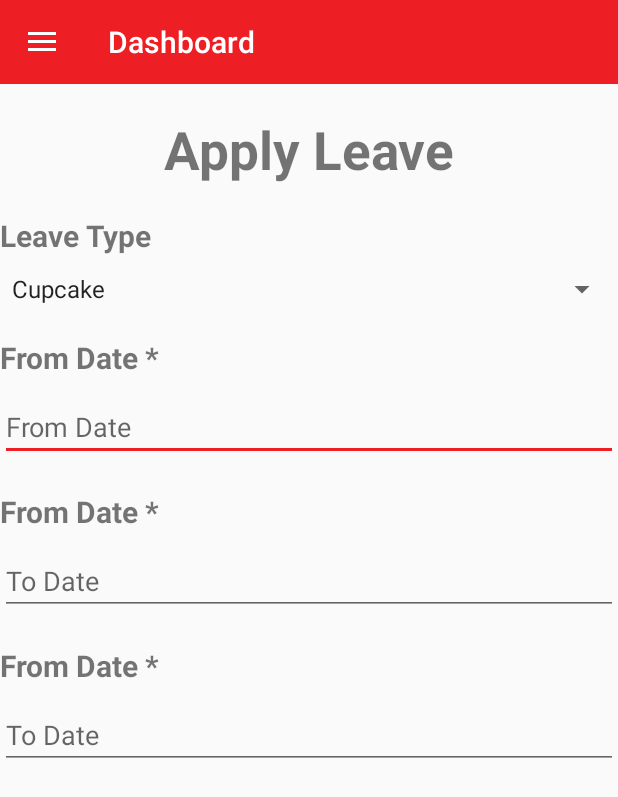
After one commit to Toqeer12/waqt, an Android app: the fragment LeaveFragment placed in its activity, on a phone screen of 412 x 824 dp. The commit adds this screen. Shown: the top 797 px of the screen. Run offline under Robolectric (Android 15) with nearby library versions, the phone set to English and light mode, and no system bars; our stand-ins replace Volley; libraries missing offline, so code that uses them is left out: com.estimote.sdk; pictures from the network do not load; 1 statement that could not run was skipped.

Commit message:
my commit message

```diff
--- a/app/src/main/java/info/androidhive/materialdesign/activity/FragmentDrawer.java
+++ b/app/src/main/java/info/androidhive/materialdesign/activity/FragmentDrawer.java
@@ -55,7 +55,7 @@ public class FragmentDrawer extends Fragment {
         // preparing navigation drawer items
         for (int i = 0; i < titles.length; i++) {
             NavDrawerItem navItem = new NavDrawerItem();
-            navItem.setTitle(titles[i]);
+             navItem.setTitle(titles[i]);
             navItem.setImage(image[i]);
             data.add(navItem);
         }
--- /dev/null
+++ b/app/src/main/java/info/androidhive/materialdesign/activity/LeaveFragment.java
@@ -0,0 +1,114 @@
+package info.androidhive.materialdesign.activity;
+
+import android.app.Activity;
+import android.app.DatePickerDialog;
+import android.os.Bundle;
+import android.support.v4.app.Fragment;
+import android.text.InputType;
+import android.view.LayoutInflater;
+import android.view.View;
+import android.view.ViewGroup;
+import android.widget.ArrayAdapter;
+import android.widget.DatePicker;
+import android.widget.EditText;
+import android.widget.Spinner;
+
+import java.text.SimpleDateFormat;
+import java.util.Calendar;
+import java.util.Locale;
+
+import info.androidhive.materialdesign.R;
+
+/**
+ * Created by Ravi on 29/07/15.
+ */
+public class LeaveFragment extends Fragment implements View.OnClickListener {
+    private String[] state = { "Cupcake", "Donut", "Eclair", "Froyo",
+            "Gingerbread", "HoneyComb", "IceCream Sandwich", "Jellybean",
+            "kitkat" };
+    private EditText fromDateEtxt;
+    private EditText toDateEtxt;
+
+    private SimpleDateFormat dateFormatter;
+
+    private DatePickerDialog fromDatePickerDialog;
+    private DatePickerDialog toDatePickerDialog;
+    Spinner spinnerOsversions;
+    public LeaveFragment() {
+        // Required empty public constructor
+    }
+
+    @Override
+    public void onCreate(Bundle savedInstanceState) {
+        super.onCreate(savedInstanceState);
+
+    }
+
+    @Override
+    public View onCreateView(LayoutInflater inflater, ViewGroup container,
+                             Bundle savedInstanceState) {
+        View rootView = inflater.inflate(R.layout.fragment_leave, container, false);
+        System.out.println(state.length);
+        dateFormatter = new SimpleDateFormat("dd-MM-yyyy", Locale.US);
+        fromDateEtxt = (EditText) rootView.findViewById(R.id.etxt_fromdate);
+        fromDateEtxt.setInputType(InputType.TYPE_NULL);
+        fromDateEtxt.requestFocus();
+
+        toDateEtxt = (EditText) rootView.findViewById(R.id.etxt_todate);
+        toDateEtxt.setInputType(InputType.TYPE_NULL);
+        spinnerOsversions = (Spinner) rootView.findViewById(R.id.osversions);
+        ArrayAdapter<String> adapter_state = new ArrayAdapter<String>(getActivity(),
+                android.R.layout.simple_spinner_item, state);
+        adapter_state
+                .setDropDownViewResource(android.R.layout.simple_spinner_dropdown_item);
+        spinnerOsversions.setAdapter(adapter_state);
+        // Inflate the layout for this fragment
+
+        setDateTimeField();
+        return rootView;
+    }
+    private void setDateTimeField() {
+        fromDateEtxt.setOnClickListener(this);
+        toDateEtxt.setOnClickListener(this);
+
+        Calendar newCalendar = Calendar.getInstance();
+        fromDatePickerDialog = new DatePickerDialog(getActivity(), new DatePickerDialog.OnDateSetListener() {
+
+            public void onDateSet(DatePicker view, int year, int monthOfYear, int dayOfMonth) {
+                Calendar newDate = Calendar.getInstance();
+                newDate.set(year, monthOfYear, dayOfMonth);
+                fromDateEtxt.setText(dateFormatter.format(newDate.getTime()));
+            }
+
+        },newCalendar.get(Calendar.YEAR), newCalendar.get(Calendar.MONTH), newCalendar.get(Calendar.DAY_OF_MONTH));
+
+        toDatePickerDialog = new DatePickerDialog(getActivity(), new DatePickerDialog.OnDateSetListener() {
+
+            public void onDateSet(DatePicker view, int year, int monthOfYear, int dayOfMonth) {
+                Calendar newDate = Calendar.getInstance();
+                newDate.set(year, monthOfYear, dayOfMonth);
+                toDateEtxt.setText(dateFormatter.format(newDate.getTime()));
+            }
+
+        },newCalendar.get(Calendar.YEAR), newCalendar.get(Calendar.MONTH), newCalendar.get(Calendar.DAY_OF_MONTH));
+    }
+    @Override
+    public void onAttach(Activity activity) {
+        super.onAttach(activity);
+    }
+
+    @Override
+    public void onDetach() {
+        super.onDetach();
+    }
+
+    @Override
+    public void onClick(View v) {
+        if(v == fromDateEtxt) {
+            fromDatePickerDialog.show();
+        } else if(v == toDateEtxt) {
+            toDatePickerDialog.show();
+        }
+    }
+
+}
--- a/app/src/main/java/info/androidhive/materialdesign/activity/MainActivity.java
+++ b/app/src/main/java/info/androidhive/materialdesign/activity/MainActivity.java
@@ -18,18 +18,14 @@ import android.widget.ImageView;
 import android.widget.TextView;
 import android.widget.Toast;
 
-import com.android.volley.toolbox.StringRequest;
 import com.bumptech.glide.Glide;
 
 import org.json.JSONArray;
 import org.json.JSONException;
 import org.json.JSONObject;
 
-import java.util.List;
-
 import DBHandle.DatabaseHandler;
 import info.androidhive.materialdesign.R;
-import info.androidhive.materialdesign.model.Contact;
 
 public class MainActivity extends AppCompatActivity implements FragmentDrawer.FragmentDrawerListener {
 
@@ -153,11 +149,11 @@ public class MainActivity extends AppCompatActivity implements FragmentDrawer.Fr
                 break;
             case 1:
                 fragment = new Profile();
-                title = getString(R.string.title_friends);
+                title = getString(R.string.title_profile);
                 break;
             case 2:
-                fragment = new MessagesFragment();
-                title = getString(R.string.title_messages);
+                fragment = new LeaveFragment();
+                title = getString(R.string.title_leave);
                 break;
             case 3:
                 fragment = new Attendence();
--- a/app/src/main/java/info/androidhive/materialdesign/activity/MessagesFragment.java
+++ /dev/null
@@ -1,46 +0,0 @@
-package info.androidhive.materialdesign.activity;
-
-import android.app.Activity;
-import android.os.Bundle;
-import android.support.v4.app.Fragment;
-import android.view.LayoutInflater;
-import android.view.View;
-import android.view.ViewGroup;
-
-import info.androidhive.materialdesign.R;
-
-/**
- * Created by Ravi on 29/07/15.
- */
-public class MessagesFragment extends Fragment {
-
-    public MessagesFragment() {
-        // Required empty public constructor
-    }
-
-    @Override
-    public void onCreate(Bundle savedInstanceState) {
-        super.onCreate(savedInstanceState);
-
-    }
-
-    @Override
-    public View onCreateView(LayoutInflater inflater, ViewGroup container,
-                             Bundle savedInstanceState) {
-        View rootView = inflater.inflate(R.layout.fragment_messages, container, false);
-
-
-        // Inflate the layout for this fragment
-        return rootView;
-    }
-
-    @Override
-    public void onAttach(Activity activity) {
-        super.onAttach(activity);
-    }
-
-    @Override
-    public void onDetach() {
-        super.onDetach();
-    }
-}
--- a/app/src/main/res/layout/fragment_attendence.xml
+++ b/app/src/main/res/layout/fragment_attendence.xml
@@ -3,7 +3,7 @@
     android:layout_width="match_parent"
     android:layout_height="match_parent"
     android:orientation="vertical"
-    tools:context="info.androidhive.materialdesign.activity.MessagesFragment">
+    tools:context=".activity.LeaveFragment">
 
 
     <TextView
--- /dev/null
+++ b/app/src/main/res/layout/fragment_leave.xml
@@ -0,0 +1,111 @@
+<RelativeLayout xmlns:android="http://schemas.android.com/apk/res/android"
+    xmlns:tools="http://schemas.android.com/tools"
+    android:layout_width="match_parent"
+    android:layout_height="match_parent"
+    android:orientation="vertical"
+    tools:context=".activity.LeaveFragment">
+
+
+    <TextView
+        android:id="@+id/label"
+        android:layout_alignParentTop="true"
+        android:layout_marginTop="20dp"
+        android:layout_width="fill_parent"
+        android:layout_height="wrap_content"
+        android:gravity="center_horizontal"
+        android:textSize="35dp"
+        android:text="Apply Leave"
+        android:textStyle="bold"/>
+    <ScrollView xmlns:android="http://schemas.android.com/apk/res/android"
+        android:layout_width="fill_parent"
+        android:layout_height="fill_parent"
+
+        android:layout_below="@+id/label"
+        android:id="@+id/scr_layout">
+    <LinearLayout
+        android:layout_width="match_parent"
+        android:layout_height="wrap_content"
+        android:orientation="vertical"
+        android:layout_below="@+id/label"
+        >
+
+        <TextView
+            android:id="@+id/label2"
+            android:layout_alignParentTop="true"
+            android:layout_marginTop="20dp"
+            android:layout_width="fill_parent"
+            android:layout_height="wrap_content"
+            android:gravity="left"
+            android:textSize="20dp"
+            android:text="Leave Type"
+            android:textStyle="bold"/>
+        <Spinner
+            android:id="@+id/osversions"
+            android:layout_width="match_parent"
+            android:layout_height="wrap_content"
+            android:layout_marginTop="10dp"
+             />
+
+
+        <TextView
+        android:id="@+id/frmdate"
+        android:layout_alignParentTop="true"
+        android:layout_marginTop="20dp"
+        android:layout_width="fill_parent"
+        android:layout_height="wrap_content"
+        android:gravity="left"
+        android:textSize="20dp"
+        android:text="From Date *"
+        android:textStyle="bold"/>
+
+        <EditText
+            android:id="@+id/etxt_fromdate"
+            android:layout_width="match_parent"
+            android:layout_height="wrap_content"
+            android:layout_marginTop="10dp"
+            android:maxLines="1"
+            android:hint="@string/from_date" />
+
+
+        <TextView
+            android:id="@+id/todate"
+            android:layout_alignParentTop="true"
+            android:layout_marginTop="20dp"
+            android:layout_width="fill_parent"
+            android:layout_height="wrap_content"
+            android:gravity="left"
+            android:textSize="20dp"
+            android:text="From Date *"
+            android:maxLines="1"
+            android:textStyle="bold"/>
+
+        <EditText
+            android:id="@+id/etxt_todate"
+            android:layout_width="match_parent"
+            android:layout_height="wrap_content"
+            android:layout_marginTop="10dp"
+            android:hint="@string/to_date" />
+
+
+        <TextView
+            android:id="@+id/comment"
+            android:layout_alignParentTop="true"
+            android:layout_marginTop="20dp"
+            android:layout_width="fill_parent"
+            android:layout_height="wrap_content"
+            android:gravity="left"
+            android:textSize="20dp"
+            android:text="From Date *"
+            android:maxLines="1"
+            android:textStyle="bold"/>
+
+        <EditText
+            android:id="@+id/editcomment"
+            android:layout_width="match_parent"
+            android:layout_height="wrap_content"
+            android:layout_marginTop="10dp"
+            android:hint="@string/to_date" />
+    </LinearLayout>
+
+</ScrollView>
+</RelativeLayout>
--- a/app/src/main/res/layout/fragment_messages.xml
+++ /dev/null
@@ -1,30 +0,0 @@
-<RelativeLayout xmlns:android="http://schemas.android.com/apk/res/android"
-    xmlns:tools="http://schemas.android.com/tools"
-    android:layout_width="match_parent"
-    android:layout_height="match_parent"
-    android:orientation="vertical"
-    tools:context="info.androidhive.materialdesign.activity.MessagesFragment">
-
-
-    <TextView
-        android:id="@+id/label"
-        android:layout_alignParentTop="true"
-        android:layout_marginTop="100dp"
-        android:layout_width="fill_parent"
-        android:layout_height="wrap_content"
-        android:gravity="center_horizontal"
-        android:textSize="45dp"
-        android:text="MESSAGES"
-        android:textStyle="bold"/>
-
-    <TextView
-        android:layout_below="@id/label"
-        android:layout_centerInParent="true"
-        android:layout_width="fill_parent"
-        android:layout_height="wrap_content"
-        android:textSize="12dp"
-        android:layout_marginTop="10dp"
-        android:gravity="center_horizontal"
-        android:text="Edit fragment_messages.xml to change the appearance" />
-
-</RelativeLayout>
--- a/app/src/main/res/values/strings.xml
+++ b/app/src/main/res/values/strings.xml
@@ -10,6 +10,8 @@
     <string name="nav_item_notifications">Apply Leave</string>
     <string name="nav_item_attendence">My Attendence</string>
     <string name="nav_item_leavelist">My Leave List</string>
+    <string name="from_date">From Date</string>
+    <string name="to_date">To Date</string>
     <!-- navigation drawer item labels  -->
     <string-array name="nav_drawer_labels">
         <item>@string/nav_item_home</item>
@@ -18,16 +20,16 @@
         <item>@string/nav_item_attendence</item>
         <item>@string/nav_item_leavelist</item>
     </string-array>
-    <array name="nav_drawer_image">
+    <integer-array name="nav_drawer_image">
         <item>@drawable/arrowtecc</item>
         <item>@drawable/arrowtecc</item>
         <item>@drawable/arrowtecc</item>
         <item>@drawable/arrowtecc</item>
         <item>@drawable/arrowtecc</item>
 
-    </array>
-    <string name="title_messages">Leave</string>
-    <string name="title_friends">Profile</string>
+    </integer-array>
+    <string name="title_leave">Leave</string>
+    <string name="title_profile">Profile</string>
     <string name="title_home">Dashboard</string>
     <string name="title_attendence">Attendence</string>
 </resources>
```
